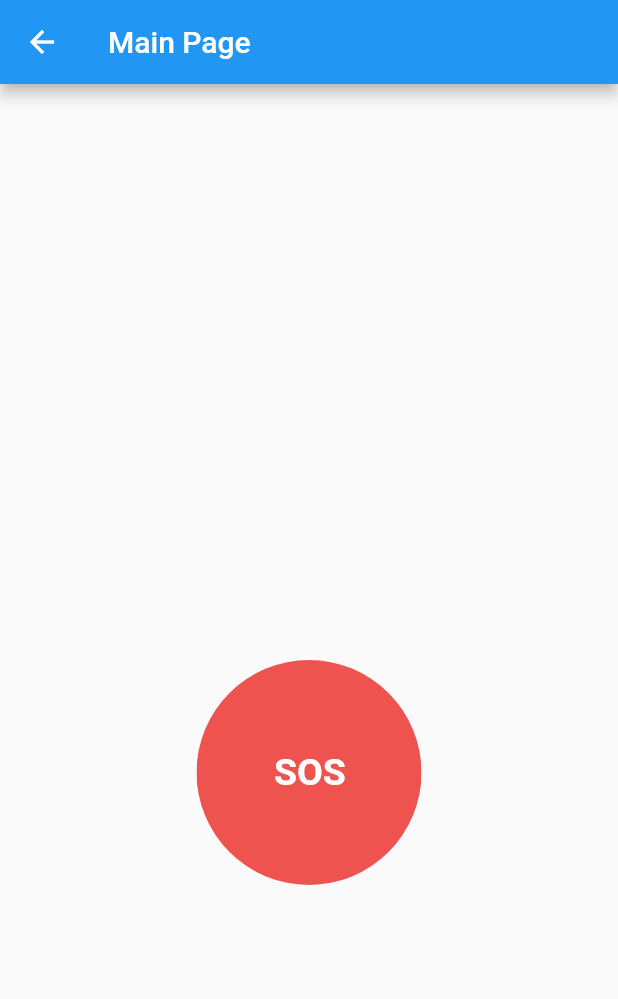
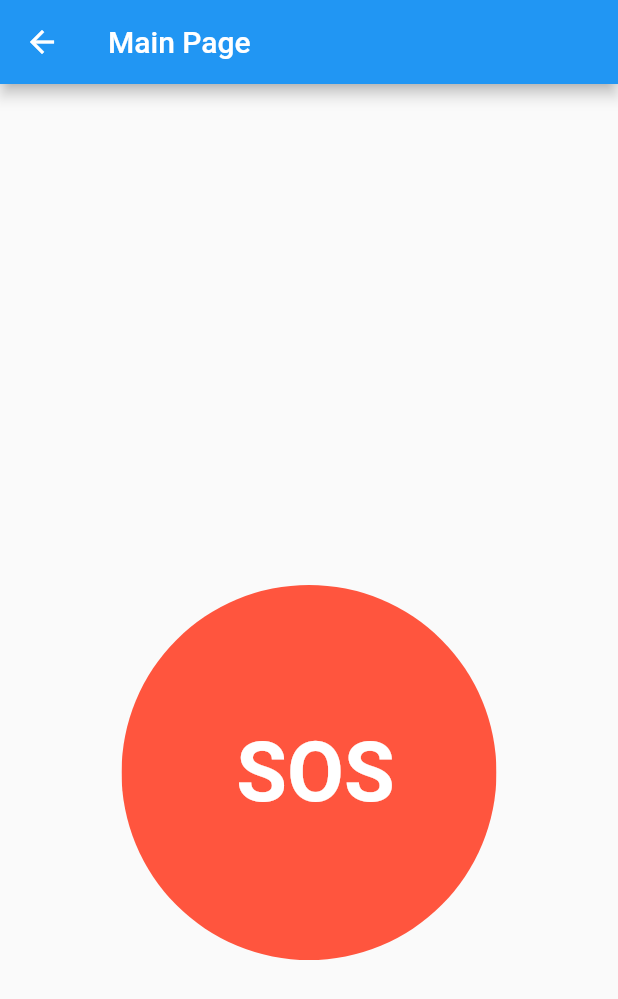
Before and after one commit to devashar13/IvyHack-DontDieBro, a Flutter app: the MainPage screen opened by its route, on a phone screen of 412 x 824 dp. Shown: the top 999 px of the screen. Run offline on Flutter 3.47's test engine with Material 2 defaults, Android fonts, the phone set to English and light mode, and no system bars; our stand-ins replace connectivity, firebase_auth, firebase_core, firebase_database, geolocator, hexcolor and 1 more; accounts and stored records are empty.

Commit message:
Added color coding

```diff
--- a/lib/screens/mainpage.dart
+++ b/lib/screens/mainpage.dart
@@ -2,6 +2,8 @@ import 'package:firebase_database/firebase_database.dart';
 import 'package:flutter/material.dart';
 import 'package:geolocator/geolocator.dart';
 import 'package:location/location.dart';
+import 'package:hexcolor/hexcolor.dart';
+
 
 class MainPage extends StatefulWidget {
   static const String id = 'mainPage';
@@ -32,9 +34,9 @@ class _MainPageState extends State<MainPage> {
               },
               child: ClipOval(
                 child: Container(
-                  color: Colors.red[400],
-                  height: 150,
-                  width: 150,
+                  color: Hexcolor("#FF553E"),
+                  height: 250,
+                  width: 250,
                   child: Center(
                     child: Padding(
                       padding: const EdgeInsets.only(right: 5),
@@ -42,7 +44,7 @@ class _MainPageState extends State<MainPage> {
                           style: TextStyle(
                               color: Colors.white,
                               fontWeight: FontWeight.bold,
-                              fontSize: 25)),
+                              fontSize: 55)),
                     ),
                   ),
                 ),
```
